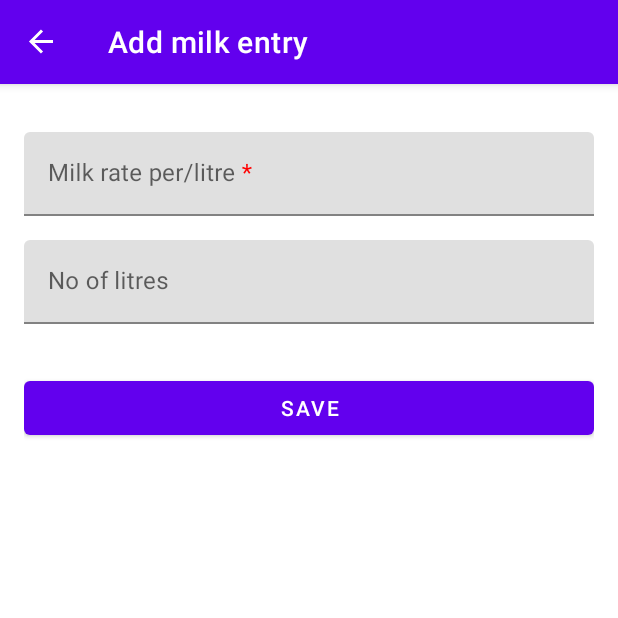
After one commit to ratneshnavlakhe/AndroidDeliveryApp, an Android app: the AddMilkEntryFragment screen opened through its navigation route, on a phone screen of 412 x 824 dp, the top half of it. The commit adds this screen. Run offline under Robolectric (Android 15) with nearby library versions, the phone set to English and light mode, and no system bars; our stand-ins replace navigation-ui.

Commit message:
Create 2 screens ListMilkEntries, AddMilkEntries. Add navigation graph for the 2 screens, pass on arguments.

```diff
--- /dev/null
+++ b/app/src/main/java/com/example/milkrecordkeeping/AddMilkEntryFragment.kt
@@ -0,0 +1,24 @@
+package com.example.milkrecordkeeping
+
+import android.os.Bundle
+import androidx.fragment.app.Fragment
+import android.view.LayoutInflater
+import android.view.View
+import android.view.ViewGroup
+import com.example.milkrecordkeeping.databinding.AddMilkEntryFragmentBinding
+
+class AddMilkEntryFragment : Fragment() {
+    private var param1: String? = null
+    private var param2: String? = null
+
+    private var _binding: AddMilkEntryFragmentBinding? = null
+    private val binding get() = _binding!!
+
+    override fun onCreateView(
+        inflater: LayoutInflater, container: ViewGroup?,
+        savedInstanceState: Bundle?
+    ): View? {
+        _binding = AddMilkEntryFragmentBinding.inflate(inflater, container, false)
+        return binding.root
+    }
+}
--- a/app/src/main/java/com/example/milkrecordkeeping/ListDeliveryPersonFragment.kt
+++ b/app/src/main/java/com/example/milkrecordkeeping/ListDeliveryPersonFragment.kt
@@ -4,6 +4,7 @@ import android.os.Bundle
 import android.view.LayoutInflater
 import android.view.View
 import android.view.ViewGroup
+import android.widget.Toast
 import androidx.fragment.app.Fragment
 import androidx.fragment.app.activityViewModels
 import androidx.navigation.fragment.findNavController
@@ -31,7 +32,10 @@ class ListDeliveryPersonFragment : Fragment() {
 
     override fun onViewCreated(view: View, savedInstanceState: Bundle?) {
         super.onViewCreated(view, savedInstanceState)
-        val adapter = AgentListAdapter {}
+        val adapter = AgentListAdapter {
+            val action = ListDeliveryPersonFragmentDirections.actionListDeliveryPersonFragmentToListMilkEntriesFragment(it)
+            this.findNavController().navigate(action)
+        }
         binding.recyclerView.adapter = adapter
 
         viewModel.allAgents.observe(this.viewLifecycleOwner) { agents ->
--- /dev/null
+++ b/app/src/main/res/layout/add_milk_entry_fragment.xml
@@ -0,0 +1,56 @@
+<?xml version="1.0" encoding="utf-8"?>
+<androidx.constraintlayout.widget.ConstraintLayout xmlns:android="http://schemas.android.com/apk/res/android"
+    xmlns:tools="http://schemas.android.com/tools"
+    android:layout_width="match_parent"
+    android:layout_margin="@dimen/margin"
+    android:layout_height="match_parent"
+    xmlns:app="http://schemas.android.com/apk/res-auto"
+    tools:context=".AddMilkEntryFragment">
+
+    <com.google.android.material.textfield.TextInputLayout
+        android:id="@+id/rate_label"
+        android:layout_width="0dp"
+        android:layout_height="wrap_content"
+        android:layout_marginTop="@dimen/margin"
+        android:hint="@string/rate_req"
+        app:layout_constraintEnd_toEndOf="parent"
+        app:layout_constraintStart_toStartOf="parent"
+        app:layout_constraintTop_toTopOf="parent">
+
+        <com.google.android.material.textfield.TextInputEditText
+            android:id="@+id/rate"
+            android:layout_width="match_parent"
+            android:layout_height="match_parent"
+            android:inputType="textAutoComplete|textCapWords"
+            android:singleLine="true" />
+    </com.google.android.material.textfield.TextInputLayout>
+
+    <com.google.android.material.textfield.TextInputLayout
+        android:id="@+id/quantity_label"
+        android:layout_width="0dp"
+        android:layout_height="wrap_content"
+        android:layout_marginTop="@dimen/margin"
+        android:hint="@string/quantity_req"
+        app:layout_constraintEnd_toEndOf="parent"
+        app:layout_constraintStart_toStartOf="parent"
+        app:layout_constraintTop_toBottomOf="@+id/rate_label">
+
+        <com.google.android.material.textfield.TextInputEditText
+            android:id="@+id/quantity"
+            android:layout_width="match_parent"
+            android:layout_height="match_parent"
+            android:inputType="phone"
+            android:singleLine="true" />
+    </com.google.android.material.textfield.TextInputLayout>
+
+    <com.google.android.material.button.MaterialButton
+        android:id="@+id/save_action"
+        android:layout_width="0dp"
+        android:layout_height="wrap_content"
+        android:layout_marginTop="32dp"
+        android:text="@string/save_action"
+        app:layout_constraintEnd_toEndOf="parent"
+        app:layout_constraintStart_toStartOf="parent"
+        app:layout_constraintTop_toBottomOf="@+id/quantity_label" />
+
+</androidx.constraintlayout.widget.ConstraintLayout>
--- a/app/src/main/res/navigation/nav_graph.xml
+++ b/app/src/main/res/navigation/nav_graph.xml
@@ -12,6 +12,9 @@
         <action
             android:id="@+id/action_listDeliveryPersonFragment_to_addMilkmanFragment"
             app:destination="@id/addMilkmanFragment" />
+        <action
+            android:id="@+id/action_listDeliveryPersonFragment_to_listMilkEntriesFragment"
+            app:destination="@id/listMilkEntriesFragment" />
     </fragment>
     <fragment
         android:id="@+id/addMilkmanFragment"
@@ -22,4 +25,21 @@
             android:id="@+id/action_addMilkmanFragment_to_listDeliveryPersonFragment"
             app:destination="@id/listDeliveryPersonFragment" />
     </fragment>
+    <fragment
+        android:id="@+id/listMilkEntriesFragment"
+        android:name="com.example.milkrecordkeeping.ListMilkEntriesFragment"
+        android:label="@string/show_milk_data"
+        tools:layout="@layout/list_milk_entries_fragment" >
+        <argument
+            android:name="agent_id"
+            app:argType="integer" />
+        <action
+            android:id="@+id/action_listMilkEntriesFragment_to_addMilkEntryFragment"
+            app:destination="@id/addMilkEntryFragment" />
+    </fragment>
+    <fragment
+        android:id="@+id/addMilkEntryFragment"
+        android:name="com.example.milkrecordkeeping.AddMilkEntryFragment"
+        android:label="@string/add_milk_entry"
+        tools:layout="@layout/add_milk_entry_fragment" />
 </navigation>
--- a/app/src/main/res/values/strings.xml
+++ b/app/src/main/res/values/strings.xml
@@ -9,4 +9,7 @@
     <string name="rate_req">Milk rate per/litre <font color='#FF0000'>*</font></string>
     <string name="save_action">Save</string>
     <string name="record_milk">Record milk!</string>
+    <string name="show_milk_data">Milk entries</string>
+    <string name="add_milk_entry">Add milk entry</string>
+    <string name="quantity_req">No of litres</string>
 </resources>
```
Also changed, not shown: app/src/main/java/com/example/milkrecordkeeping/AgentListAdapter.kt (+32 -30 lines), app/src/main/java/com/example/milkrecordkeeping/ListMilkEntriesFragment.kt (added, +32 -0 lines), app/src/main/java/com/example/milkrecordkeeping/MilkEntriesViewModel.kt (added, +27 -0 lines), app/src/main/res/layout/agent_list_item.xml (+4 -6 lines), app/src/main/res/layout/list_milk_entries_fragment.xml (added, +20 -0 lines), 1 other file.
